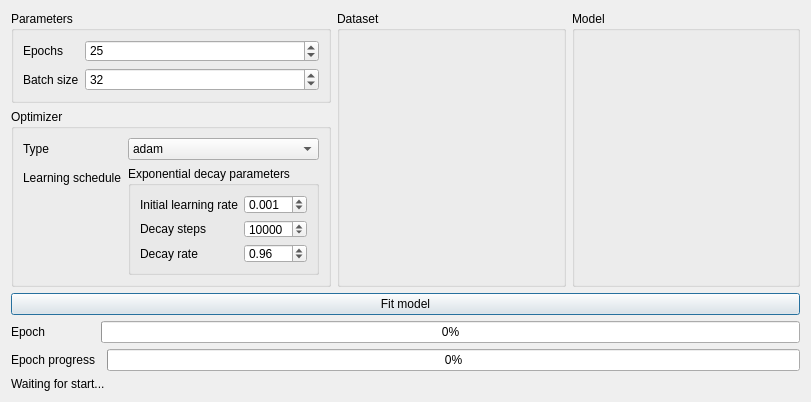
Qt form gui/designer/train_wizard.ui (rafalpiwnik/SemanticHashing) before a commit.
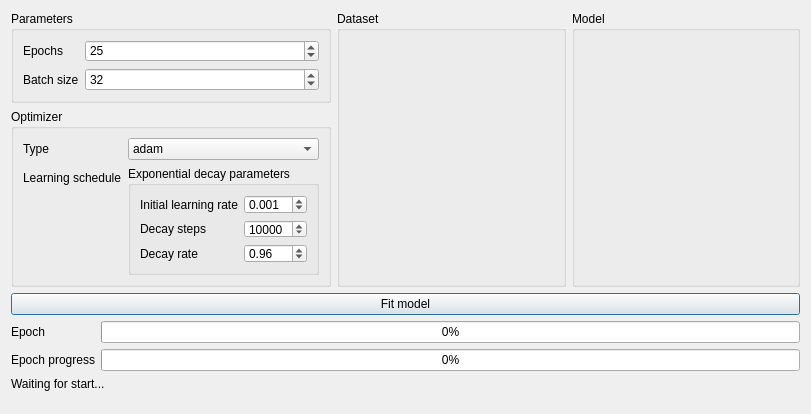
The same form after that commit.

The edit to the form file:
```diff
--- a/gui/designer/train_wizard.ui
+++ b/gui/designer/train_wizard.ui
@@ -7,7 +7,7 @@
     <x>0</x>
     <y>0</y>
     <width>811</width>
-    <height>384</height>
+    <height>414</height>
    </rect>
   </property>
   <property name="windowTitle">
@@ -244,7 +244,24 @@
     </widget>
    </item>
    <item row="2" column="0" colspan="3">
-    <layout class="QGridLayout" name="gridLayout_2">
+    <layout class="QFormLayout" name="formLayout_4">
+     <item row="0" column="0">
+      <widget class="QLabel" name="label_7">
+       <property name="text">
+        <string>Epoch</string>
+       </property>
+      </widget>
+     </item>
+     <item row="0" column="1">
+      <widget class="QProgressBar" name="learningProgbar">
+       <property name="value">
+        <number>0</number>
+       </property>
+       <property name="alignment">
+        <set>Qt::AlignCenter</set>
+       </property>
+      </widget>
+     </item>
      <item row="1" column="0">
       <widget class="QLabel" name="label_6">
        <property name="font">
@@ -258,7 +275,7 @@
        </property>
       </widget>
      </item>
-     <item row="1" column="2">
+     <item row="1" column="1">
       <widget class="QProgressBar" name="epochProgbar">
        <property name="value">
         <number>0</number>
@@ -275,23 +292,6 @@
        </property>
       </widget>
      </item>
-     <item row="0" column="0">
-      <widget class="QLabel" name="label_7">
-       <property name="text">
-        <string>Epoch</string>
-       </property>
-      </widget>
-     </item>
-     <item row="0" column="1" colspan="2">
-      <widget class="QProgressBar" name="learningProgbar">
-       <property name="value">
-        <number>0</number>
-       </property>
-       <property name="alignment">
-        <set>Qt::AlignCenter</set>
-       </property>
-      </widget>
-     </item>
     </layout>
    </item>
    <item row="1" column="0" colspan="3">
```
Left out of the diff: 2 changed lines with no effect on the pictures.
